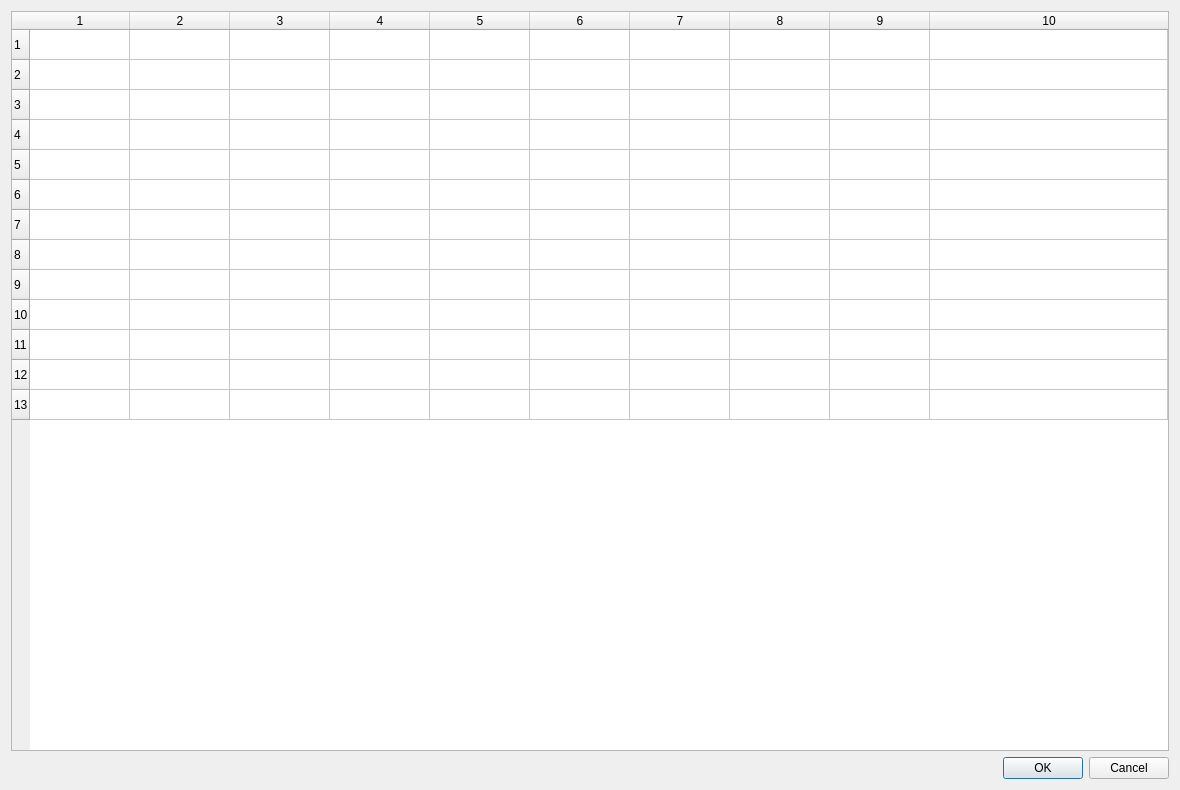
J-TAG/dump-truck-problem-simulation, file DialogSimulation.ui: the form before one commit.
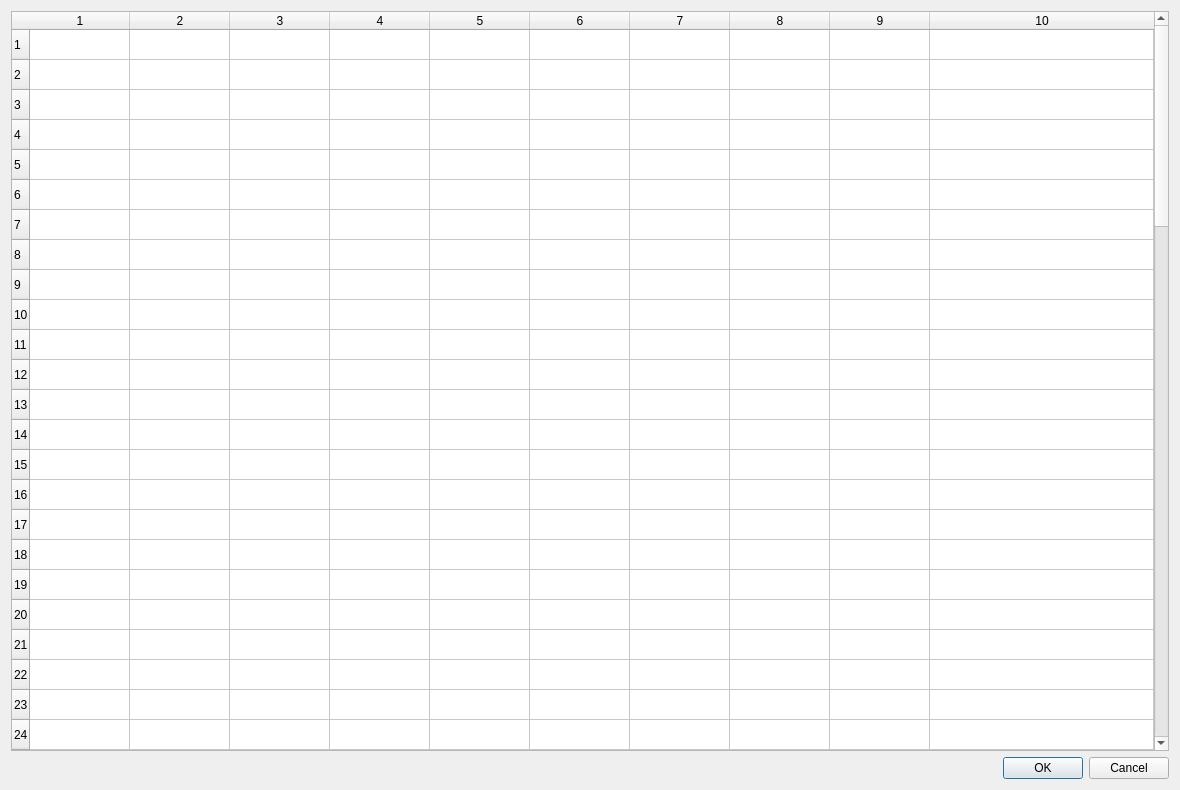
The form after the commit.

What changed in the file:
```diff
--- a/DialogSimulation.ui
+++ b/DialogSimulation.ui
@@ -20,7 +20,7 @@
       <set>QAbstractItemView::NoEditTriggers</set>
      </property>
      <property name="rowCount">
-      <number>13</number>
+      <number>85</number>
      </property>
      <property name="columnCount">
       <number>10</number>
@@ -44,6 +44,78 @@
      <row/>
      <row/>
      <row/>
+     <row/>
+     <row/>
+     <row/>
+     <row/>
+     <row/>
+     <row/>
+     <row/>
+     <row/>
+     <row/>
+     <row/>
+     <row/>
+     <row/>
+     <row/>
+     <row/>
+     <row/>
+     <row/>
+     <row/>
+     <row/>
+     <row/>
+     <row/>
+     <row/>
+     <row/>
+     <row/>
+     <row/>
+     <row/>
+     <row/>
+     <row/>
+     <row/>
+     <row/>
+     <row/>
+     <row/>
+     <row/>
+     <row/>
+     <row/>
+     <row/>
+     <row/>
+     <row/>
+     <row/>
+     <row/>
+     <row/>
+     <row/>
+     <row/>
+     <row/>
+     <row/>
+     <row/>
+     <row/>
+     <row/>
+     <row/>
+     <row/>
+     <row/>
+     <row/>
+     <row/>
+     <row/>
+     <row/>
+     <row/>
+     <row/>
+     <row/>
+     <row/>
+     <row/>
+     <row/>
+     <row/>
+     <row/>
+     <row/>
+     <row/>
+     <row/>
+     <row/>
+     <row/>
+     <row/>
+     <row/>
+     <row/>
+     <row/>
+     <row/>
      <column/>
      <column/>
      <column/>
```
